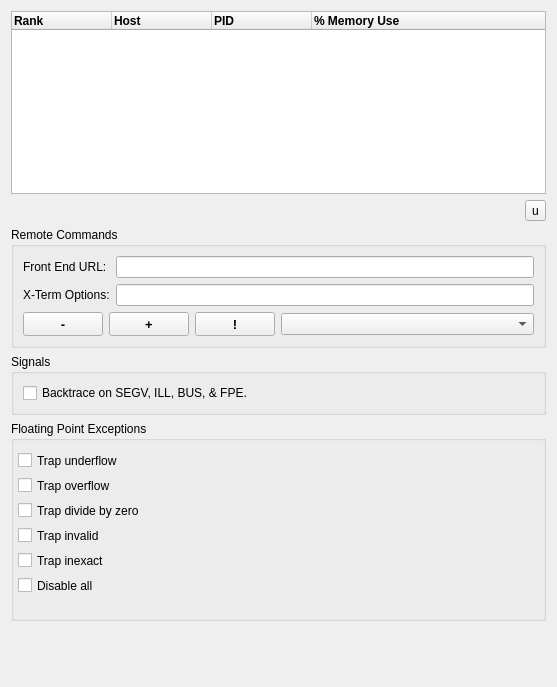
Old version of the form development/pqSQProcessMonitorForm.ui in the repository burlen/SciberQuestToolKit.
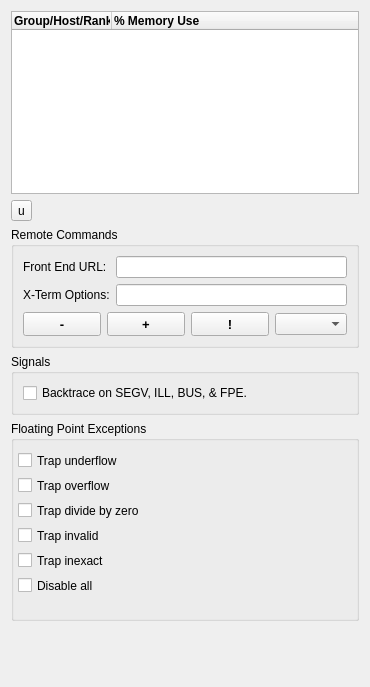
New version of the form.

Commit message: ENH: Process monitor now reports memory usage.

What changed in the file:
```diff
--- a/development/pqSQProcessMonitorForm.ui
+++ b/development/pqSQProcessMonitorForm.ui
@@ -6,7 +6,7 @@
    <rect>
     <x>0</x>
     <y>0</y>
-    <width>557</width>
+    <width>370</width>
     <height>687</height>
    </rect>
   </property>
@@ -35,30 +35,7 @@
        </property>
        <column>
         <property name="text">
-         <string>Rank</string>
-        </property>
-        <property name="font">
-         <font>
-          <weight>75</weight>
-          <bold>true</bold>
-          <underline>false</underline>
-         </font>
-        </property>
-       </column>
-       <column>
-        <property name="text">
-         <string>Host</string>
-        </property>
-        <property name="font">
-         <font>
-          <weight>75</weight>
-          <bold>true</bold>
-         </font>
-        </property>
-       </column>
-       <column>
-        <property name="text">
-         <string>PID</string>
+         <string>Group/Host/Rank/PID</string>
         </property>
         <property name="font">
          <font>
@@ -76,7 +53,6 @@
          <font>
           <weight>75</weight>
           <bold>true</bold>
-          <underline>false</underline>
          </font>
         </property>
        </column>
@@ -84,6 +60,13 @@
      </item>
      <item>
       <layout class="QHBoxLayout" name="horizontalLayout_2">
+       <item>
+        <widget class="QToolButton" name="updateMemUse">
+         <property name="text">
+          <string>u</string>
+         </property>
+        </widget>
+       </item>
        <item>
         <spacer name="horizontalSpacer">
          <property name="orientation">
@@ -97,13 +80,6 @@
          </property>
         </spacer>
        </item>
-       <item>
-        <widget class="QToolButton" name="updateMemUse">
-         <property name="text">
-          <string>u</string>
-         </property>
-        </widget>
-       </item>
       </layout>
      </item>
     </layout>
@@ -147,7 +123,7 @@
         <item>
          <widget class="QPushButton" name="delCommand">
           <property name="sizePolicy">
-           <sizepolicy hsizetype="Minimum" vsizetype="Fixed">
+           <sizepolicy hsizetype="Fixed" vsizetype="Fixed">
             <horstretch>0</horstretch>
             <verstretch>0</verstretch>
            </sizepolicy>
@@ -176,7 +152,7 @@
         <item>
          <widget class="QPushButton" name="editCommand">
           <property name="sizePolicy">
-           <sizepolicy hsizetype="Minimum" vsizetype="Fixed">
+           <sizepolicy hsizetype="Fixed" vsizetype="Fixed">
             <horstretch>0</horstretch>
             <verstretch>0</verstretch>
            </sizepolicy>
@@ -208,7 +184,7 @@
         <item>
          <widget class="QPushButton" name="execCommand">
           <property name="sizePolicy">
-           <sizepolicy hsizetype="Minimum" vsizetype="Fixed">
+           <sizepolicy hsizetype="Fixed" vsizetype="Fixed">
             <horstretch>0</horstretch>
             <verstretch>0</verstretch>
            </sizepolicy>
```
